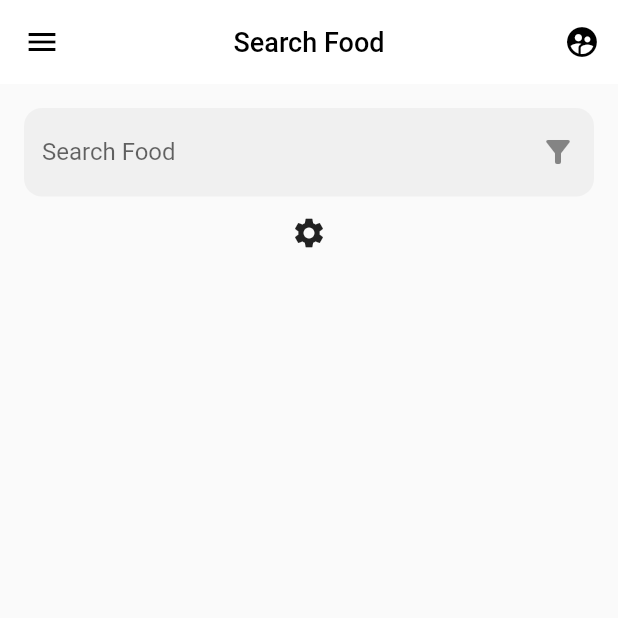
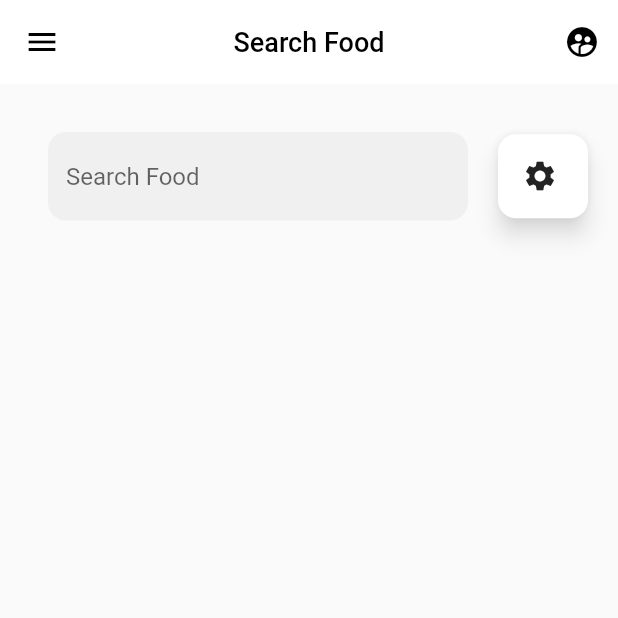
Before and after one commit to aarafrao22/Ecom, a Flutter app: the screen it shows after launch, on a phone screen of 412 x 824 dp, the top half of it. Run offline on Flutter 3.47's test engine with Material 2 defaults, Android fonts, the light colour scheme and no system bars.

Commit message:
Initial Commit

```diff
--- a/lib/main.dart
+++ b/lib/main.dart
@@ -50,29 +50,61 @@ class _MyHomePageState extends State<MyHomePage> {
           )
         ],
       ),
-      body: Container(
-        margin: const EdgeInsets.only(top: 16.0, left: 16.0, right: 16.0),
+      body: Center(
         child: Column(
           children: [
-            TextField(
+            const Align(
+              alignment: Alignment.topCenter,
+            ),
+            Padding(
+              padding: const EdgeInsets.all(16.0),
+              child: Row(
+                mainAxisAlignment: MainAxisAlignment.center,
+                children: [
+                  Expanded(
+                    child: Padding(
+                      padding: const EdgeInsets.all(16.0),
+                      child: TextField(
                         decoration: InputDecoration(
-              suffixIcon: const Icon(Icons.filter_alt),
+                            hintText: 'Search Food',
                             filled: true,
-              labelText: "Search Food",
                             border: OutlineInputBorder(
                                 borderSide: BorderSide.none,
+                                borderRadius: BorderRadius.circular(12))),
+                      ),
+                    ),
+                  ),
+                  Card(
+                    shape: RoundedRectangleBorder(
                       borderRadius: BorderRadius.circular(12),
                     ),
-            )),
-            IconButton(onPressed: () {}, icon: const Icon(Icons.settings))
+                    elevation: 6,
+                    shadowColor: Colors.grey.shade50,
+                    child: InkWell(
+                      onTap: () {
+                        // Button onPressed logic
+                      },
+                      child: Padding(
+                        padding: const EdgeInsets.all(16.0),
+                        child: Row(
+                          mainAxisSize: MainAxisSize.min,
+                          children: const [
+                            Icon(Icons.settings),
+                            SizedBox(width: 4.0),
+                          ],
+                        ),
+                      ),
+                    ),
+                  ),
+                ],
+              ),
+            ),
           ],
         ),
       ),
       drawer: Drawer(
-        child: Container(
         child: Column(
           children: [],
-          ),
         ),
       ),
     );
```
Also changed, not shown: 2 other files. Lines whose indentation alone changed are shown as unchanged.
